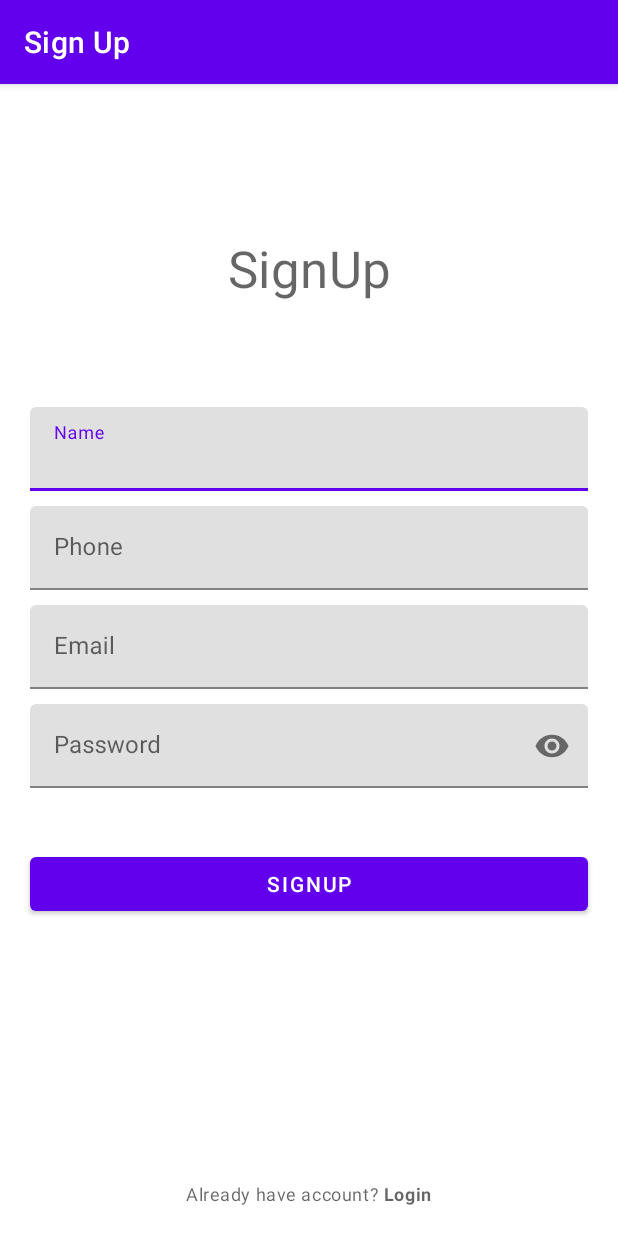
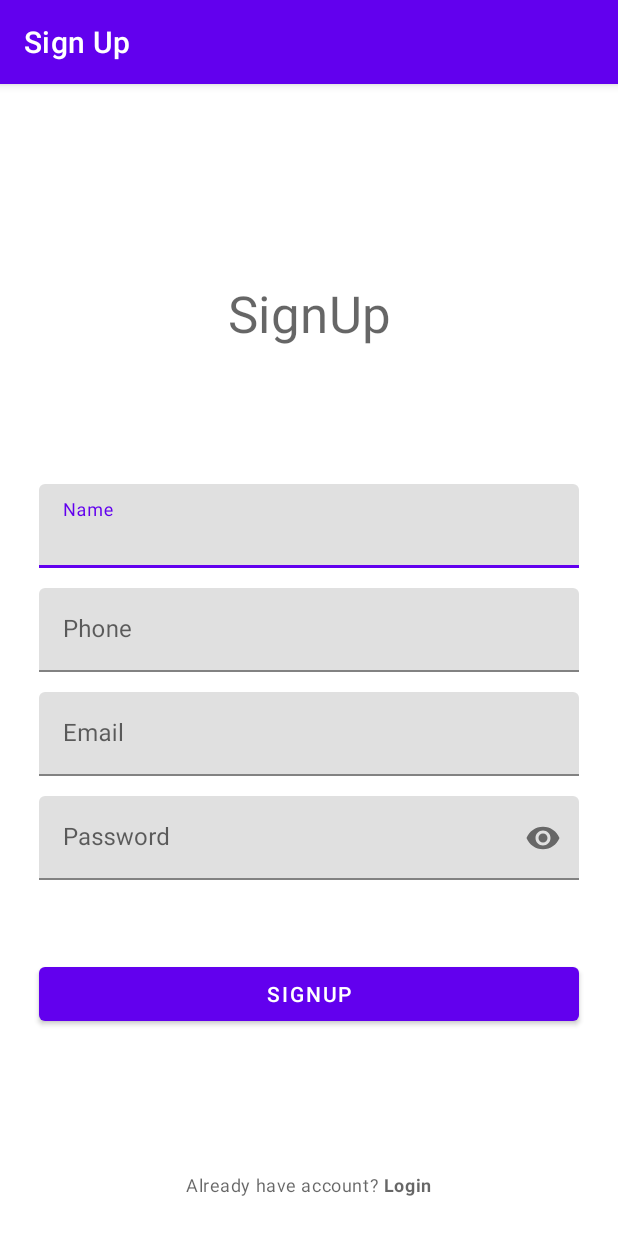
Before and after one commit to Dicky-27/CarePlus, an Android app: the SignUpActivity screen opened directly, with no data from a screen before it, on a phone screen of 412 x 824 dp. Run offline under Robolectric (Android 15) with nearby library versions, the phone set to English and light mode, and no system bars; our stand-ins replace Firebase (no records; nobody signed in at launch, a user with empty details on screens opened directly), sdp/ssp sizes.

Commit message:
feat(HomrFragment): Quarantine list and detail

```diff
--- a/app/src/main/java/com/example/care/HomeTabBarActivity.kt
+++ b/app/src/main/java/com/example/care/HomeTabBarActivity.kt
@@ -42,7 +42,6 @@ class HomeTabBarActivity : AppCompatActivity() {
                     actionBar.title = "Profile"
                     setCurrentFragment(secondFragment)
                 }
-
             }
             true
         }
--- a/app/src/main/java/com/example/care/SignUpActivity.kt
+++ b/app/src/main/java/com/example/care/SignUpActivity.kt
@@ -8,7 +8,6 @@ import android.text.TextUtils
 import android.util.Patterns
 import android.widget.Toast
 import androidx.appcompat.app.ActionBar
-import com.example.care.databinding.ActivityLoginBinding
 import com.example.care.databinding.ActivitySignUpBinding
 import com.example.care.model.User
 import com.example.care.utils.FirebaseUtils
--- a/app/src/main/java/com/example/care/fragment/ProfileFragment.kt
+++ b/app/src/main/java/com/example/care/fragment/ProfileFragment.kt
@@ -31,7 +31,7 @@ class ProfileFragment : Fragment() {
         inflater: LayoutInflater,
         container: ViewGroup?,
         savedInstanceState: Bundle?
-    ): View? {
+    ): View {
         return binding.root
     }
 
@@ -41,8 +41,8 @@ class ProfileFragment : Fragment() {
             val email = firebaseUser.email
             binding.tvEmail.text = email
         } else {
-            val intent = Intent (getActivity(), LoginActivity::class.java)
-            getActivity()?.startActivity(intent)
+            val intent = Intent (activity, LoginActivity::class.java)
+            activity?.startActivity(intent)
         }
     }
 }
--- a/app/src/main/java/com/example/care/model/QuarantinePlace.kt
+++ b/app/src/main/java/com/example/care/model/QuarantinePlace.kt
@@ -7,6 +7,7 @@ import kotlinx.parcelize.Parcelize
 @Parcelize
 data class QuarantinePlace(
     var title: String? = null,
+    var imageUrl: String? = null,
     var quarantinePlace: Location? = null,
     var phone: String? = null,
     var room: Int? = null
--- a/app/src/main/res/layout/activity_sign_up.xml
+++ b/app/src/main/res/layout/activity_sign_up.xml
@@ -12,7 +12,7 @@
         android:layout_height="wrap_content"
         android:text="@string/signup"
         style="@style/TextAppearance.MaterialComponents.Headline4"
-        android:layout_marginTop="100dp"
+        android:layout_marginTop="@dimen/_100sdp"
         app:layout_constraintLeft_toLeftOf="parent"
         app:layout_constraintRight_toRightOf="parent"
         app:layout_constraintTop_toTopOf="parent" />
@@ -21,9 +21,9 @@
         android:id="@+id/nameTil"
         android:layout_width="match_parent"
         android:layout_height="wrap_content"
-        android:layout_marginTop="70dp"
-        android:layout_marginBottom="10dp"
-        android:layout_marginHorizontal="20dp"
+        android:layout_marginTop="@dimen/_70sdp"
+        android:layout_marginBottom="@dimen/_10sdp"
+        android:layout_marginHorizontal="@dimen/_20sdp"
         app:layout_constraintTop_toBottomOf="@+id/tv_signup"
         app:layout_constraintStart_toStartOf="parent"
         app:layout_constraintEnd_toEndOf="parent">
@@ -43,9 +43,9 @@
         android:id="@+id/phoneTil"
         android:layout_width="match_parent"
         android:layout_height="wrap_content"
-        android:layout_marginTop="10dp"
-        android:layout_marginBottom="10dp"
-        android:layout_marginHorizontal="20dp"
+        android:layout_marginTop="@dimen/_10sdp"
+        android:layout_marginBottom="@dimen/_10sdp"
+        android:layout_marginHorizontal="@dimen/_20sdp"
         app:layout_constraintTop_toBottomOf="@+id/nameTil"
         app:layout_constraintStart_toStartOf="parent"
         app:layout_constraintEnd_toEndOf="parent">
@@ -66,9 +66,9 @@
         android:id="@+id/emailTil"
         android:layout_width="match_parent"
         android:layout_height="wrap_content"
-        android:layout_marginTop="10dp"
-        android:layout_marginBottom="10dp"
-        android:layout_marginHorizontal="20dp"
+        android:layout_marginTop="@dimen/_10sdp"
+        android:layout_marginBottom="@dimen/_10sdp"
+        android:layout_marginHorizontal="@dimen/_20sdp"
         app:layout_constraintTop_toBottomOf="@+id/phoneTil"
         app:layout_constraintStart_toStartOf="parent"
         app:layout_constraintEnd_toEndOf="parent">
@@ -89,9 +89,9 @@
         android:layout_width="match_parent"
         android:layout_height="wrap_content"
         app:passwordToggleEnabled="true"
-        android:layout_marginTop="10dp"
-        android:layout_marginBottom="10dp"
-        android:layout_marginHorizontal="20dp"
+        android:layout_marginTop="@dimen/_10sdp"
+        android:layout_marginBottom="@dimen/_10sdp"
+        android:layout_marginHorizontal="@dimen/_20sdp"
         app:layout_constraintTop_toBottomOf="@+id/emailTil"
         app:layout_constraintStart_toStartOf="parent"
         app:layout_constraintEnd_toEndOf="parent">
@@ -114,8 +114,8 @@
         app:layout_constraintTop_toBottomOf="@+id/passwordTil"
         app:layout_constraintStart_toStartOf="parent"
         app:layout_constraintEnd_toEndOf="parent"
-        android:layout_marginTop="40dp"
-        android:layout_marginHorizontal="20dp"
+        android:layout_marginTop="@dimen/_40sdp"
+        android:layout_marginHorizontal="@dimen/_20sdp"
         android:text="@string/signup"/>
 
 
@@ -124,7 +124,7 @@
         android:layout_width="wrap_content"
         android:layout_height="wrap_content"
         android:text="@string/have_account"
-        android:layout_margin="20dp"
+        android:layout_margin="@dimen/_20sdp"
         style="@style/TextAppearance.MaterialComponents.Caption"
         app:layout_constraintBottom_toBottomOf="parent"
         app:layout_constraintStart_toStartOf="parent"
--- a/app/src/main/res/layout/fragment_home.xml
+++ b/app/src/main/res/layout/fragment_home.xml
@@ -12,7 +12,7 @@
         android:id="@+id/recycler_list"
         android:layout_width="0dp"
         android:layout_height="0dp"
-        android:layout_margin="20dp"
+        android:layout_margin="@dimen/_20sdp"
         app:layout_constraintBottom_toBottomOf="parent"
         app:layout_constraintEnd_toEndOf="parent"
         app:layout_constraintStart_toStartOf="parent"
--- a/app/src/main/res/layout/fragment_profile.xml
+++ b/app/src/main/res/layout/fragment_profile.xml
@@ -26,14 +26,14 @@
         app:layout_constraintStart_toStartOf="parent"
         app:layout_constraintEnd_toEndOf="parent"
         app:layout_constraintTop_toBottomOf="@+id/tv_loggedIn"
-        android:layout_marginTop="20dp"/>
+        android:layout_marginTop="@dimen/_20sdp"/>
 
     <Button
         android:id="@+id/btn_logout"
         android:layout_width="wrap_content"
         android:layout_height="wrap_content"
         android:text="@string/logout"
-        android:layout_marginTop="20dp"
+        android:layout_marginTop="@dimen/_20sdp"
         app:layout_constraintTop_toBottomOf="@+id/tv_email"
         app:layout_constraintStart_toStartOf="parent"
         app:layout_constraintEnd_toEndOf="parent"/>
--- a/app/src/main/res/values/strings.xml
+++ b/app/src/main/res/values/strings.xml
@@ -13,4 +13,7 @@
     <string name="hello_blank_fragment">Hello blank fragment</string>
     <string name="nama">Name</string>
     <string name="phone">Phone</string>
+    <string name="address">address</string>
+    <string name="room_available">Room available :</string>
+    <string name="see_location">See location</string>
 </resources>
```
Also changed, not shown: app/build.gradle (+9 -0 lines), app/src/main/AndroidManifest.xml (+13 -1 lines), app/src/main/java/com/example/care/QuarantineDetailActivity.kt (added, +49 -0 lines), app/src/main/java/com/example/care/adapter/QuarantineAdapter.kt (+15 -1 lines), app/src/main/java/com/example/care/fragment/HomeFragment.kt (+7 -3 lines), app/src/main/res/drawable/ic_baseline_arrow_back_24.xml (added, +11 -0 lines), app/src/main/res/drawable/ic_round_arrow_circle_left_24.xml (added, +10 -0 lines), app/src/main/res/layout/activity_login.xml (+10 -10 lines), app/src/main/res/layout/activity_quarantine_detail.xml (added, +67 -0 lines), app/src/main/res/layout/item_quarantine_place.xml (+75 -12 lines).
